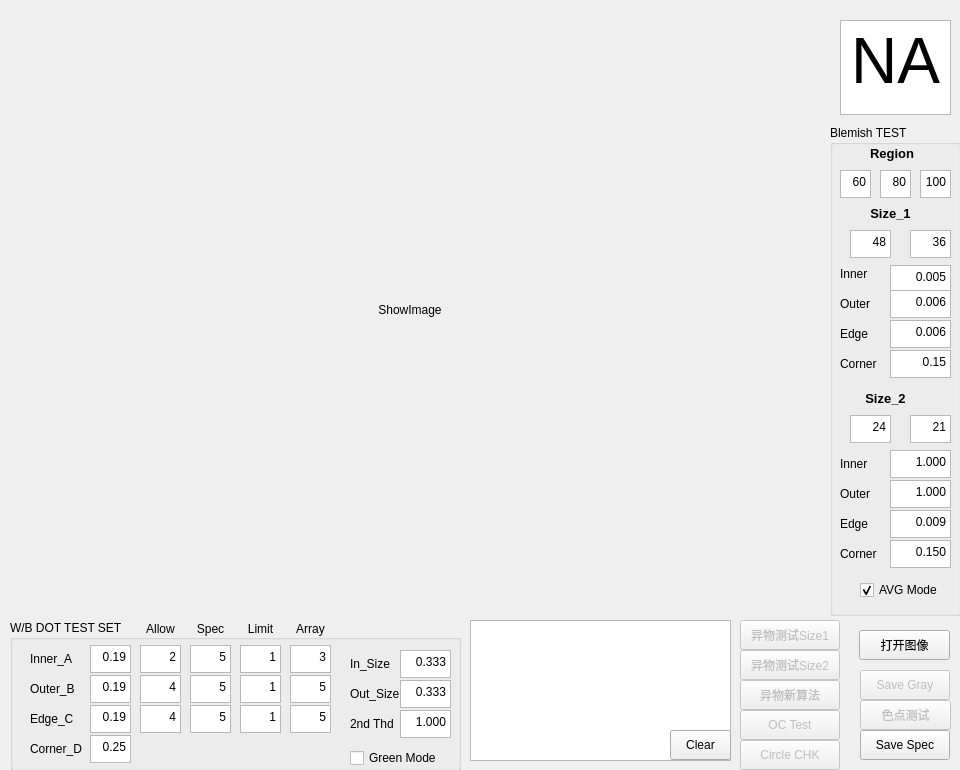
Old version of the form BlemishV04/BlemishV04.ui in the repository ybb0001/BlemishV04.
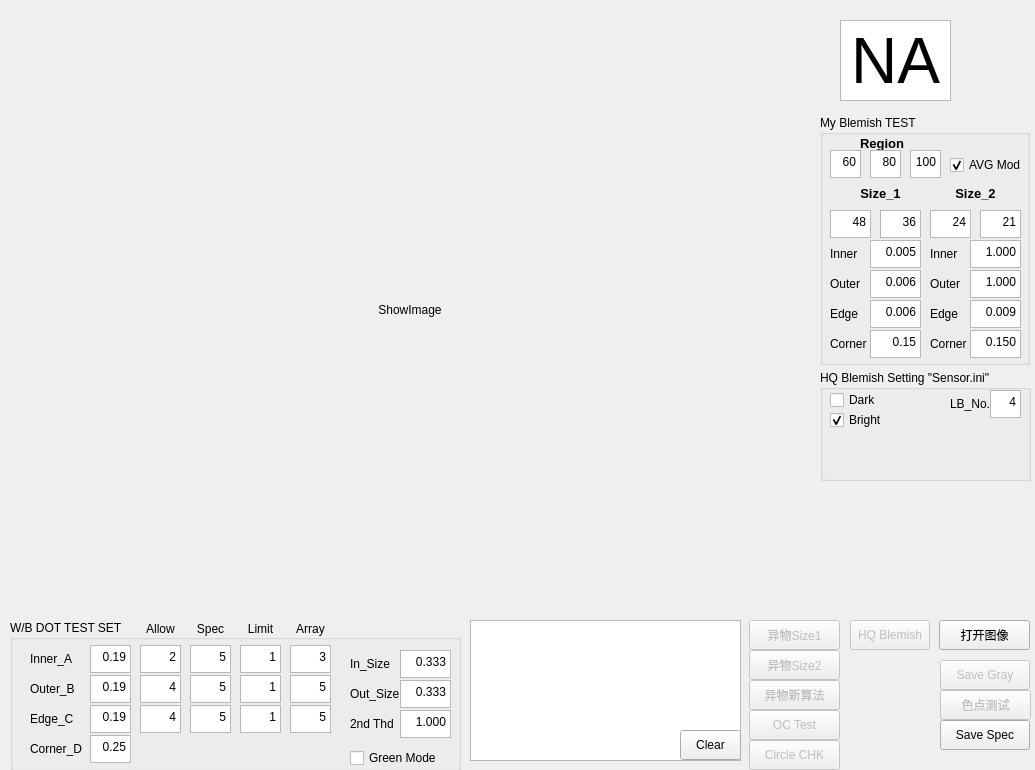
New version of the form.

Diff of the .ui file:
```diff
--- a/BlemishV04/BlemishV04.ui
+++ b/BlemishV04/BlemishV04.ui
@@ -6,7 +6,7 @@
    <rect>
     <x>0</x>
     <y>0</y>
-    <width>960</width>
+    <width>1035</width>
     <height>770</height>
    </rect>
   </property>
@@ -19,8 +19,8 @@
   <widget class="QPushButton" name="pushButton_open_image">
    <property name="geometry">
     <rect>
-     <x>859</x>
-     <y>630</y>
+     <x>939</x>
+     <y>620</y>
      <width>91</width>
      <height>30</height>
     </rect>
@@ -54,14 +54,14 @@
    </property>
    <property name="geometry">
     <rect>
-     <x>740</x>
+     <x>749</x>
      <y>620</y>
-     <width>100</width>
+     <width>91</width>
      <height>30</height>
     </rect>
    </property>
    <property name="text">
-    <string>异物测试Size1</string>
+    <string>异物Size1</string>
    </property>
   </widget>
   <widget class="QPushButton" name="pushButton_image_processing_2">
@@ -70,8 +70,8 @@
    </property>
    <property name="geometry">
     <rect>
-     <x>860</x>
-     <y>700</y>
+     <x>940</x>
+     <y>690</y>
      <width>91</width>
      <height>30</height>
     </rect>
@@ -86,7 +86,7 @@
      <x>840</x>
      <y>20</y>
      <width>111</width>
-     <height>95</height>
+     <height>81</height>
     </rect>
    </property>
    <property name="verticalScrollBarPolicy">
@@ -506,8 +506,8 @@
   <widget class="QPushButton" name="saveValue">
    <property name="geometry">
     <rect>
-     <x>860</x>
-     <y>730</y>
+     <x>940</x>
+     <y>720</y>
      <width>90</width>
      <height>30</height>
     </rect>
@@ -522,9 +522,9 @@
   <widget class="QLabel" name="label_11">
    <property name="geometry">
     <rect>
-     <x>840</x>
-     <y>350</y>
-     <width>75</width>
+     <x>830</x>
+     <y>330</y>
+     <width>41</width>
      <height>28</height>
     </rect>
    </property>
@@ -538,9 +538,9 @@
   <widget class="QLabel" name="label_12">
    <property name="geometry">
     <rect>
-     <x>840</x>
-     <y>290</y>
-     <width>75</width>
+     <x>830</x>
+     <y>270</y>
+     <width>31</width>
      <height>28</height>
     </rect>
    </property>
@@ -554,9 +554,9 @@
   <widget class="QTextEdit" name="Size1_D_Spec">
    <property name="geometry">
     <rect>
-     <x>890</x>
-     <y>350</y>
-     <width>61</width>
+     <x>870</x>
+     <y>330</y>
+     <width>51</width>
      <height>28</height>
     </rect>
    </property>
@@ -571,9 +571,9 @@
   <widget class="QLabel" name="label_13">
    <property name="geometry">
     <rect>
-     <x>840</x>
-     <y>320</y>
-     <width>75</width>
+     <x>830</x>
+     <y>300</y>
+     <width>31</width>
      <height>28</height>
     </rect>
    </property>
@@ -587,9 +587,9 @@
   <widget class="QTextEdit" name="Size1_B_Spec">
    <property name="geometry">
     <rect>
-     <x>890</x>
-     <y>290</y>
-     <width>61</width>
+     <x>870</x>
+     <y>270</y>
+     <width>51</width>
      <height>28</height>
     </rect>
    </property>
@@ -604,9 +604,9 @@
   <widget class="QTextEdit" name="Size1_C_Spec">
    <property name="geometry">
     <rect>
-     <x>890</x>
-     <y>320</y>
-     <width>61</width>
+     <x>870</x>
+     <y>300</y>
+     <width>51</width>
      <height>28</height>
     </rect>
    </property>
@@ -621,9 +621,9 @@
   <widget class="QLabel" name="label_14">
    <property name="geometry">
     <rect>
-     <x>840</x>
-     <y>260</y>
-     <width>75</width>
+     <x>830</x>
+     <y>240</y>
+     <width>31</width>
      <height>28</height>
     </rect>
    </property>
@@ -768,21 +768,21 @@
   <widget class="QGroupBox" name="groupBox_2">
    <property name="geometry">
     <rect>
-     <x>830</x>
-     <y>125</y>
-     <width>131</width>
-     <height>491</height>
+     <x>820</x>
+     <y>115</y>
+     <width>210</width>
+     <height>250</height>
     </rect>
    </property>
    <property name="title">
-    <string>Blemish TEST</string>
+    <string>My Blemish TEST</string>
    </property>
    <widget class="QTextEdit" name="Size1_A_Spec">
     <property name="geometry">
      <rect>
-      <x>60</x>
-      <y>140</y>
-      <width>61</width>
+      <x>50</x>
+      <y>125</y>
+      <width>51</width>
       <height>28</height>
      </rect>
     </property>
@@ -797,9 +797,9 @@
    <widget class="QCheckBox" name="blemishMode">
     <property name="geometry">
      <rect>
-      <x>30</x>
-      <y>455</y>
-      <width>90</width>
+      <x>130</x>
+      <y>40</y>
+      <width>71</width>
       <height>20</height>
      </rect>
     </property>
@@ -814,8 +814,8 @@
   <widget class="QLabel" name="label_17">
    <property name="geometry">
     <rect>
-     <x>860</x>
-     <y>200</y>
+     <x>850</x>
+     <y>180</y>
      <width>61</width>
      <height>28</height>
     </rect>
@@ -833,8 +833,8 @@
   <widget class="QTextEdit" name="Size1_Width">
    <property name="geometry">
     <rect>
-     <x>850</x>
-     <y>230</y>
+     <x>830</x>
+     <y>210</y>
      <width>41</width>
      <height>28</height>
     </rect>
@@ -850,8 +850,8 @@
   <widget class="QLabel" name="label_15">
    <property name="geometry">
     <rect>
-     <x>870</x>
-     <y>140</y>
+     <x>860</x>
+     <y>130</y>
      <width>61</width>
      <height>28</height>
     </rect>
@@ -866,8 +866,8 @@
   <widget class="QTextEdit" name="Region_A">
    <property name="geometry">
     <rect>
-     <x>840</x>
-     <y>170</y>
+     <x>830</x>
+     <y>150</y>
      <width>31</width>
      <height>28</height>
     </rect>
@@ -883,8 +883,8 @@
   <widget class="QTextEdit" name="Region_B">
    <property name="geometry">
     <rect>
-     <x>880</x>
-     <y>170</y>
+     <x>870</x>
+     <y>150</y>
      <width>31</width>
      <height>28</height>
     </rect>
@@ -900,8 +900,8 @@
   <widget class="QTextEdit" name="Region_C">
    <property name="geometry">
     <rect>
-     <x>920</x>
-     <y>170</y>
+     <x>910</x>
+     <y>150</y>
      <width>31</width>
      <height>28</height>
     </rect>
@@ -917,8 +917,8 @@
   <widget class="QTextEdit" name="Size1_Height">
    <property name="geometry">
     <rect>
-     <x>910</x>
-     <y>230</y>
+     <x>880</x>
+     <y>210</y>
      <width>41</width>
      <height>28</height>
     </rect>
@@ -934,9 +934,9 @@
   <widget class="QTextEdit" name="Size2_A_Spec">
    <property name="geometry">
     <rect>
-     <x>890</x>
-     <y>450</y>
-     <width>61</width>
+     <x>970</x>
+     <y>240</y>
+     <width>51</width>
      <height>28</height>
     </rect>
    </property>
@@ -951,8 +951,8 @@
   <widget class="QTextEdit" name="Size2_Height">
    <property name="geometry">
     <rect>
-     <x>910</x>
-     <y>415</y>
+     <x>980</x>
+     <y>210</y>
      <width>41</width>
      <height>28</height>
     </rect>
@@ -968,9 +968,9 @@
   <widget class="QTextEdit" name="Size2_C_Spec">
    <property name="geometry">
     <rect>
-     <x>890</x>
-     <y>510</y>
-     <width>61</width>
+     <x>970</x>
+     <y>300</y>
+     <width>51</width>
      <height>28</height>
     </rect>
    </property>
@@ -985,9 +985,9 @@
   <widget class="QTextEdit" name="Size2_D_Spec">
    <property name="geometry">
     <rect>
-     <x>890</x>
-     <y>540</y>
-     <width>61</width>
+     <x>970</x>
+     <y>330</y>
+     <width>51</width>
      <height>28</height>
     </rect>
    </property>
@@ -1002,9 +1002,9 @@
   <widget class="QTextEdit" name="Size2_B_Spec">
    <property name="geometry">
     <rect>
-     <x>890</x>
-     <y>480</y>
-     <width>61</width>
+     <x>970</x>
+     <y>270</y>
+     <width>51</width>
      <height>28</height>
     </rect>
    </property>
@@ -1019,9 +1019,9 @@
   <widget class="QLabel" name="label_16">
    <property name="geometry">
     <rect>
-     <x>840</x>
-     <y>540</y>
-     <width>75</width>
+     <x>930</x>
+     <y>330</y>
+     <width>41</width>
      <height>28</height>
     </rect>
    </property>
@@ -1035,9 +1035,9 @@
   <widget class="QLabel" name="label_18">
    <property name="geometry">
     <rect>
-     <x>840</x>
-     <y>480</y>
-     <width>75</width>
+     <x>930</x>
+     <y>270</y>
+     <width>31</width>
      <height>28</height>
     </rect>
    </property>
@@ -1051,9 +1051,9 @@
   <widget class="QLabel" name="label_19">
    <property name="geometry">
     <rect>
-     <x>840</x>
-     <y>450</y>
-     <width>75</width>
+     <x>930</x>
+     <y>240</y>
+     <width>31</width>
      <height>28</height>
     </rect>
    </property>
@@ -1067,8 +1067,8 @@
   <widget class="QLabel" name="label_20">
    <property name="geometry">
     <rect>
-     <x>850</x>
-     <y>385</y>
+     <x>940</x>
+     <y>180</y>
      <width>71</width>
      <height>28</height>
     </rect>
@@ -1086,8 +1086,8 @@
   <widget class="QTextEdit" name="Size2_Width">
    <property name="geometry">
     <rect>
-     <x>850</x>
-     <y>415</y>
+     <x>930</x>
+     <y>210</y>
      <width>41</width>
      <height>28</height>
     </rect>
@@ -1103,9 +1103,9 @@
   <widget class="QLabel" name="label_21">
    <property name="geometry">
     <rect>
-     <x>840</x>
-     <y>510</y>
-     <width>75</width>
+     <x>930</x>
+     <y>300</y>
+     <width>31</width>
      <height>28</height>
     </rect>
    </property>
@@ -1122,8 +1122,8 @@
    </property>
    <property name="geometry">
     <rect>
-     <x>860</x>
-     <y>670</y>
+     <x>940</x>
+     <y>660</y>
      <width>90</width>
      <height>30</height>
     </rect>
@@ -1141,14 +1141,14 @@
    </property>
    <property name="geometry">
     <rect>
-     <x>740</x>
+     <x>749</x>
      <y>650</y>
-     <width>100</width>
+     <width>91</width>
      <height>30</height>
     </rect>
    </property>
    <property name="text">
-    <string>异物测试Size2</string>
+    <string>异物Size2</string>
    </property>
   </widget>
   <widget class="QPushButton" name="pushButton_BlemishCheckNew">
@@ -1157,9 +1157,9 @@
    </property>
    <property name="geometry">
     <rect>
-     <x>740</x>
+     <x>749</x>
      <y>680</y>
-     <width>100</width>
+     <width>91</width>
      <height>30</height>
     </rect>
    </property>
@@ -1172,7 +1172,7 @@
     <rect>
      <x>470</x>
      <y>620</y>
-     <width>261</width>
+     <width>271</width>
      <height>141</height>
     </rect>
    </property>
@@ -1183,9 +1183,9 @@
    </property>
    <property name="geometry">
     <rect>
-     <x>740</x>
+     <x>749</x>
      <y>710</y>
-     <width>100</width>
+     <width>91</width>
      <height>30</height>
     </rect>
    </property>
@@ -1199,7 +1199,7 @@
    </property>
    <property name="geometry">
     <rect>
-     <x>670</x>
+     <x>680</x>
      <y>730</y>
      <width>61</width>
      <height>30</height>
@@ -1215,9 +1215,9 @@
    </property>
    <property name="geometry">
     <rect>
-     <x>740</x>
+     <x>749</x>
      <y>740</y>
-     <width>100</width>
+     <width>91</width>
      <height>30</height>
     </rect>
    </property>
@@ -1225,7 +1225,101 @@
     <string>Circle CHK</string>
    </property>
   </widget>
-  <zorder>groupBox</zorder>
+  <widget class="QGroupBox" name="groupBox_3">
+   <property name="geometry">
+    <rect>
+     <x>820</x>
+     <y>370</y>
+     <width>211</width>
+     <height>111</height>
+    </rect>
+   </property>
+   <property name="title">
+    <string>HQ Blemish Setting &quot;Sensor.ini&quot;</string>
+   </property>
+   <widget class="QLabel" name="label_23">
+    <property name="geometry">
+     <rect>
+      <x>130</x>
+      <y>20</y>
+      <width>41</width>
+      <height>28</height>
+     </rect>
+    </property>
+    <property name="layoutDirection">
+     <enum>Qt::RightToLeft</enum>
+    </property>
+    <property name="text">
+     <string>LB_No.</string>
+    </property>
+   </widget>
+   <widget class="QTextEdit" name="LB_No">
+    <property name="geometry">
+     <rect>
+      <x>170</x>
+      <y>20</y>
+      <width>31</width>
+      <height>28</height>
+     </rect>
+    </property>
+    <property name="html">
+     <string>&lt;!DOCTYPE HTML PUBLIC &quot;-//W3C//DTD HTML 4.0//EN&quot; &quot;http://www.w3.org/TR/REC-html40/strict.dtd&quot;&gt;
+&lt;html&gt;&lt;head&gt;&lt;meta name=&quot;qrichtext&quot; content=&quot;1&quot; /&gt;&lt;style type=&quot;text/css&quot;&gt;
+p, li { white-space: pre-wrap; }
+&lt;/style&gt;&lt;/head&gt;&lt;body style=&quot; font-family:'SimSun'; font-size:9pt; font-weight:400; font-style:normal;&quot;&gt;
+&lt;p align=&quot;right&quot; style=&quot; margin-top:0px; margin-bottom:0px; margin-left:0px; margin-right:0px; -qt-block-indent:0; text-indent:0px;&quot;&gt;4&lt;/p&gt;&lt;/body&gt;&lt;/html&gt;</string>
+    </property>
+   </widget>
+   <widget class="QCheckBox" name="Blemish_Dark">
+    <property name="geometry">
+     <rect>
+      <x>10</x>
+      <y>20</y>
+      <width>51</width>
+      <height>20</height>
+     </rect>
+    </property>
+    <property name="text">
+     <string>Dark</string>
+    </property>
+    <property name="checked">
+     <bool>false</bool>
+    </property>
+   </widget>
+   <widget class="QCheckBox" name="Blemish_Bright">
+    <property name="geometry">
+     <rect>
+      <x>10</x>
+      <y>40</y>
+      <width>61</width>
+      <height>20</height>
+     </rect>
+    </property>
+    <property name="text">
+     <string>Bright</string>
+    </property>
+    <property name="checked">
+     <bool>true</bool>
+    </property>
+   </widget>
+  </widget>
+  <widget class="QPushButton" name="pushButton_HQ_Blemish">
+   <property name="enabled">
+    <bool>false</bool>
+   </property>
+   <property name="geometry">
+    <rect>
+     <x>850</x>
+     <y>620</y>
+     <width>80</width>
+     <height>30</height>
+    </rect>
+   </property>
+   <property name="text">
+    <string>HQ Blemish</string>
+   </property>
+  </widget>
+  <zorder>groupBox_3</zorder>
   <zorder>groupBox_2</zorder>
   <zorder>pushButton_open_image</zorder>
   <zorder>pushButton_image_processing</zorder>
```
Left out of the diff: 2 changed lines with no effect on the pictures.
